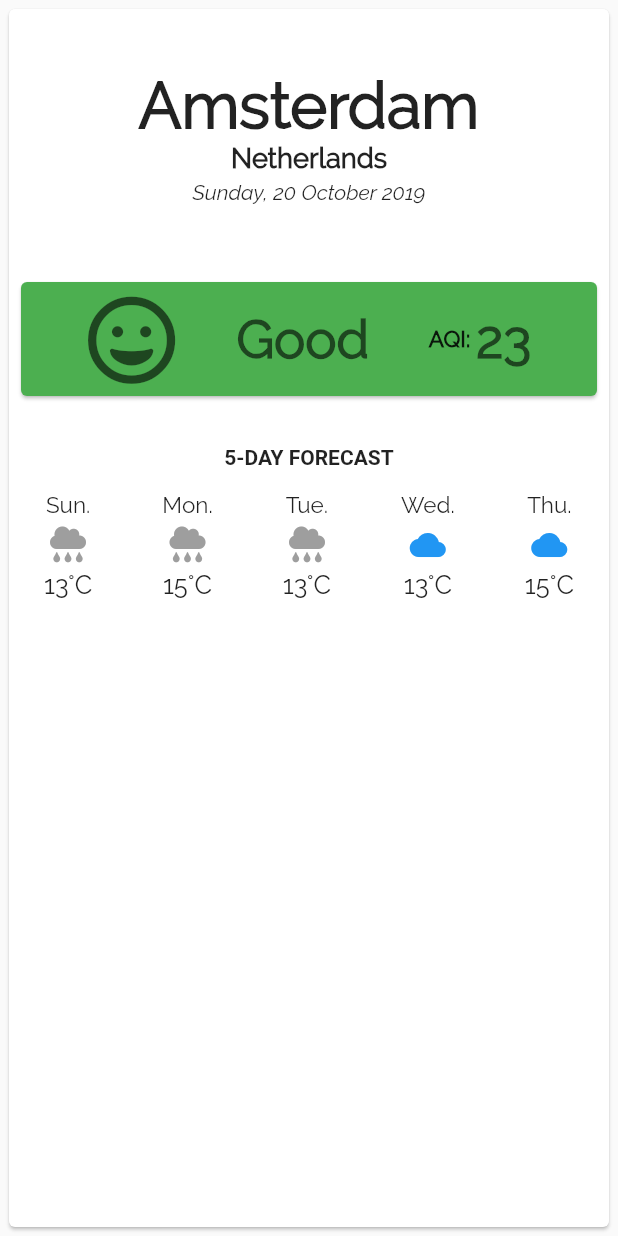
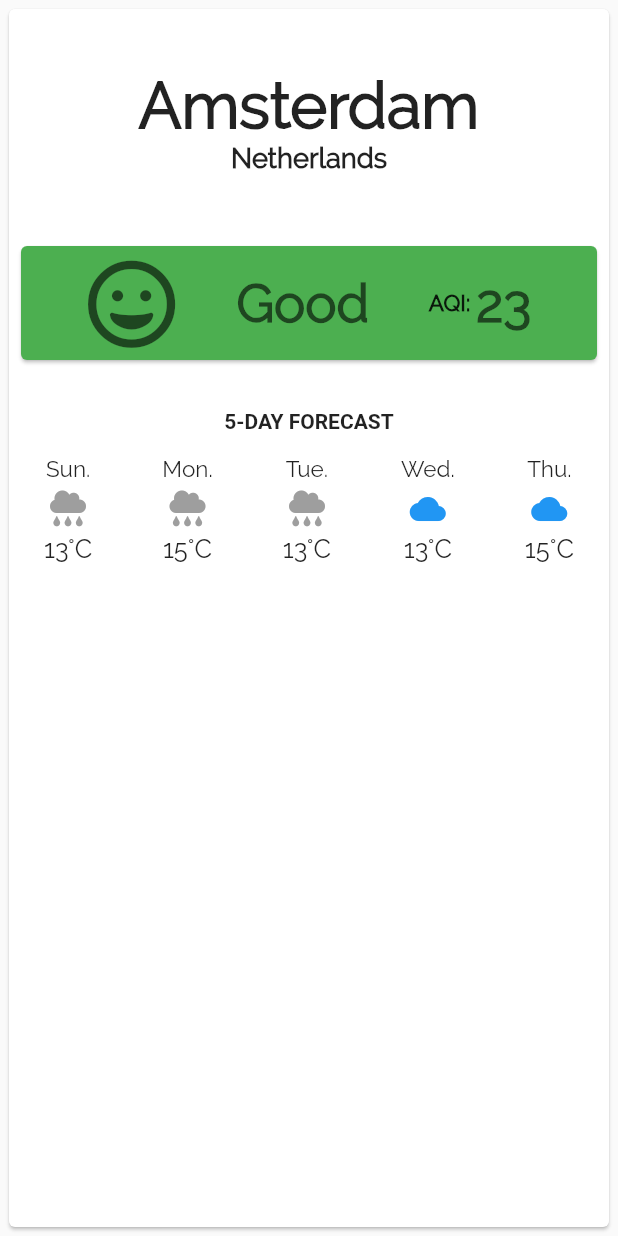
Before and after one commit to alexpavelm/SpaceAppsProject, a Flutter app: the CurrentLocation widget shown alone on an empty page, opened directly, on a phone screen of 412 x 824 dp. Run offline on Flutter 3.47's test engine with Material 2 defaults, Android fonts, the phone set to English and light mode, and no system bars; our stand-ins replace auto_size_text, font_awesome_flutter, google_maps_flutter.

Commit message:
Merge branch 'master' of https://github.com/alexpavelm/SpaceAppsProject
# Conflicts:
#	lib/CurrentLocation.dart

```diff
--- a/lib/CurrentLocation.dart
+++ b/lib/CurrentLocation.dart
@@ -50,17 +50,7 @@ class CurrentLocationState extends State<CurrentLocation> {
                           fontFamily: 'Raleway',
                         ),
                       ),
-                      Padding(
-                        padding: const EdgeInsets.all(4.0),
-                        child: Text(
-                          printCurrentDate(),
-                          textScaleFactor: 1,
-                          style: TextStyle(
-                            fontFamily: 'Raleway',
-                            fontStyle: FontStyle.italic
-                          ),
-                        ),
-                      ),
+
                     ],
                   ),
                 ),
@@ -132,78 +122,4 @@ class CurrentLocationState extends State<CurrentLocation> {
   Widget buildWeather(String data) {
     return Text(data);
   }
-
-  String printCurrentDate() {
-    var now = DateTime.now();
-    String date = "";
-    switch(now.weekday) {
-      case 1:
-        date += "Monday, ";
-        break;
-      case 2:
-        date += "Tuesday, ";
-        break;
-      case 3:
-        date += "Wednesday, ";
-        break;
-      case 4:
-        date += "Thursday, ";
-        break;
-      case 5:
-        date += "Friday, ";
-        break;
-      case 6:
-        date += "Saturday, ";
-        break;
-      case 7:
-        date += "Sunday, ";
-        break;
-      default:
-        date += "error";
-        break;
-    }
-    date += now.day.toString() + " ";
-    switch(now.month) {
-      case 1:
-        date += "Jan ";
-        break;
-      case 2:
-        date += "Feb ";
-        break;
-      case 3:
-        date += "Mar ";
-        break;
-      case 4:
-        date += "Apr ";
-        break;
-      case 5:
-        date += "May ";
-        break;
-      case 6:
-        date += "Jun ";
-        break;
-      case 7:
-        date += "Jul ";
-        break;
-      case 8:
-        date += "Aug ";
-        break;
-      case 9:
-        date += "Sep ";
-        break;
-      case 10:
-        date += "October ";
-        break;
-      case 11:
-        date += "Nov";
-        break;
-      case 12:
-        date += "Dec ";
-        break;
-      default:
-        date += "error";
-        break;
-    }
-    return date + now.year.toString();
   }
-}
```
